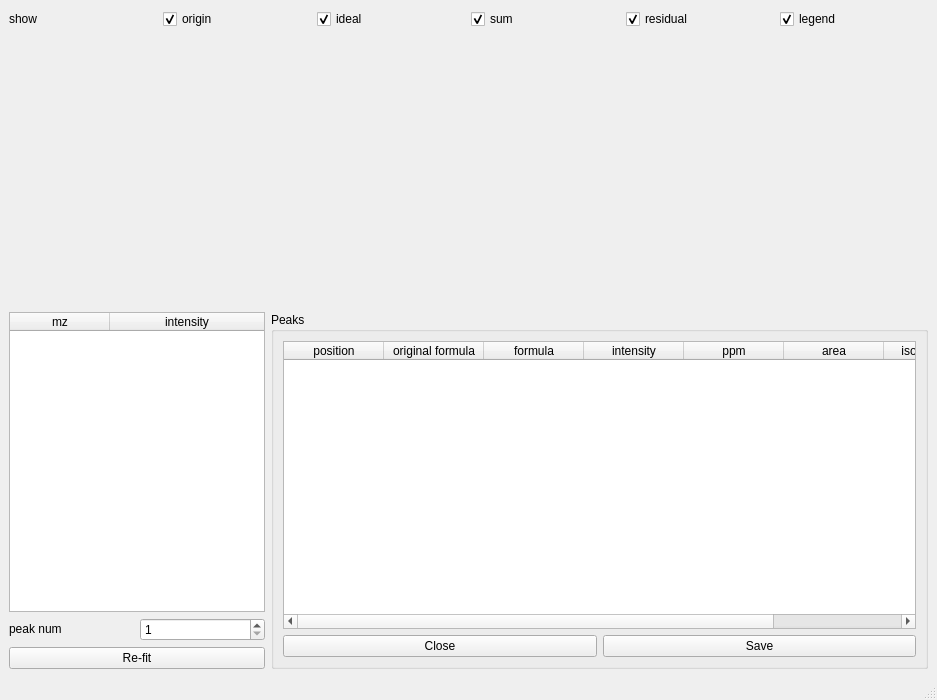
First picture: the form in Orbitool/UI/PeakFitFloat.ui, repository liyihc/Orbitool, before the edit.
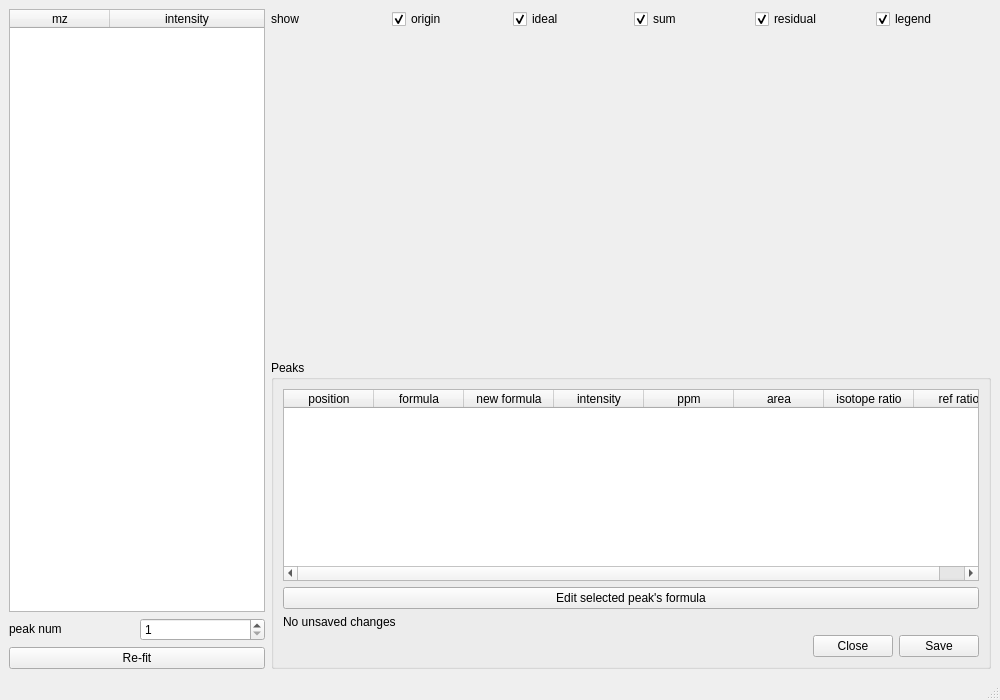
Second picture: the form after the edit.

Commit message: rework the peak-fit and formula result windows

Patch:
```diff
--- a/Orbitool/UI/PeakFitFloat.ui
+++ b/Orbitool/UI/PeakFitFloat.ui
@@ -6,13 +6,13 @@
    <rect>
     <x>0</x>
     <y>0</y>
-    <width>937</width>
+    <width>1000</width>
     <height>700</height>
    </rect>
   </property>
   <property name="minimumSize">
    <size>
-    <width>400</width>
+    <width>700</width>
     <height>500</height>
    </size>
   </property>
@@ -20,7 +20,97 @@
    <string>Peak Fit</string>
   </property>
   <widget class="QWidget" name="centralwidget">
-   <layout class="QVBoxLayout" name="verticalLayout">
+   <layout class="QHBoxLayout" name="horizontalLayout_12">
+    <item>
+     <layout class="QVBoxLayout" name="verticalLayout_4">
+      <item>
+       <widget class="QTableWidget" name="intensityTableWidget">
+        <property name="sizePolicy">
+         <sizepolicy hsizetype="Preferred" vsizetype="Expanding">
+          <horstretch>0</horstretch>
+          <verstretch>1</verstretch>
+         </sizepolicy>
+        </property>
+        <property name="minimumSize">
+         <size>
+          <width>220</width>
+          <height>220</height>
+         </size>
+        </property>
+        <property name="editTriggers">
+         <set>QAbstractItemView::NoEditTriggers</set>
+        </property>
+        <property name="verticalScrollMode">
+         <enum>QAbstractItemView::ScrollPerPixel</enum>
+        </property>
+        <property name="horizontalScrollMode">
+         <enum>QAbstractItemView::ScrollPerPixel</enum>
+        </property>
+        <attribute name="horizontalHeaderStretchLastSection">
+         <bool>true</bool>
+        </attribute>
+        <column>
+         <property name="text">
+          <string>mz</string>
+         </property>
+        </column>
+        <column>
+         <property name="text">
+          <string>intensity</string>
+         </property>
+        </column>
+       </widget>
+      </item>
+      <item>
+       <layout class="QHBoxLayout" name="horizontalLayout_15">
+        <item>
+         <widget class="QLabel" name="label_13">
+          <property name="sizePolicy">
+           <sizepolicy hsizetype="Preferred" vsizetype="Maximum">
+            <horstretch>0</horstretch>
+            <verstretch>0</verstretch>
+           </sizepolicy>
+          </property>
+          <property name="text">
+           <string>peak num</string>
+          </property>
+         </widget>
+        </item>
+        <item>
+         <widget class="QSpinBox" name="spinBox">
+          <property name="sizePolicy">
+           <sizepolicy hsizetype="Preferred" vsizetype="Fixed">
+            <horstretch>0</horstretch>
+            <verstretch>0</verstretch>
+           </sizepolicy>
+          </property>
+          <property name="minimum">
+           <number>1</number>
+          </property>
+          <property name="maximum">
+           <number>20</number>
+          </property>
+         </widget>
+        </item>
+       </layout>
+      </item>
+      <item>
+       <widget class="QPushButton" name="refitPushButton">
+        <property name="sizePolicy">
+         <sizepolicy hsizetype="Preferred" vsizetype="Fixed">
+          <horstretch>0</horstretch>
+          <verstretch>0</verstretch>
+         </sizepolicy>
+        </property>
+        <property name="text">
+         <string>Re-fit</string>
+        </property>
+       </widget>
+      </item>
+     </layout>
+    </item>
+    <item>
+     <layout class="QVBoxLayout" name="verticalLayout_2">
     <item>
      <layout class="QHBoxLayout" name="horizontalLayout_10">
       <property name="sizeConstraint">
@@ -89,8 +179,8 @@
      <widget class="QWidget" name="widget" native="true">
       <property name="sizePolicy">
        <sizepolicy hsizetype="Expanding" vsizetype="Expanding">
-        <horstretch>0</horstretch>
-        <verstretch>0</verstretch>
+          <horstretch>1</horstretch>
+          <verstretch>1</verstretch>
        </sizepolicy>
       </property>
       <property name="minimumSize">
@@ -102,96 +192,6 @@
      </widget>
     </item>
     <item>
-     <layout class="QHBoxLayout" name="horizontalLayout_12">
-      <item>
-       <layout class="QVBoxLayout" name="verticalLayout_4">
-        <item>
-         <widget class="QTableWidget" name="intensityTableWidget">
-          <property name="sizePolicy">
-           <sizepolicy hsizetype="Preferred" vsizetype="Preferred">
-            <horstretch>0</horstretch>
-            <verstretch>0</verstretch>
-           </sizepolicy>
-          </property>
-          <property name="minimumSize">
-           <size>
-            <width>200</width>
-            <height>300</height>
-           </size>
-          </property>
-          <property name="editTriggers">
-           <set>QAbstractItemView::NoEditTriggers</set>
-          </property>
-          <property name="verticalScrollMode">
-           <enum>QAbstractItemView::ScrollPerPixel</enum>
-          </property>
-          <property name="horizontalScrollMode">
-           <enum>QAbstractItemView::ScrollPerPixel</enum>
-          </property>
-          <attribute name="horizontalHeaderStretchLastSection">
-           <bool>true</bool>
-          </attribute>
-          <column>
-           <property name="text">
-            <string>mz</string>
-           </property>
-          </column>
-          <column>
-           <property name="text">
-            <string>intensity</string>
-           </property>
-          </column>
-         </widget>
-        </item>
-        <item>
-         <layout class="QHBoxLayout" name="horizontalLayout_15">
-          <item>
-           <widget class="QLabel" name="label_13">
-            <property name="sizePolicy">
-             <sizepolicy hsizetype="Preferred" vsizetype="Maximum">
-              <horstretch>0</horstretch>
-              <verstretch>0</verstretch>
-             </sizepolicy>
-            </property>
-            <property name="text">
-             <string>peak num</string>
-            </property>
-           </widget>
-          </item>
-          <item>
-           <widget class="QSpinBox" name="spinBox">
-            <property name="sizePolicy">
-             <sizepolicy hsizetype="Preferred" vsizetype="Fixed">
-              <horstretch>0</horstretch>
-              <verstretch>0</verstretch>
-             </sizepolicy>
-            </property>
-            <property name="minimum">
-             <number>1</number>
-            </property>
-            <property name="maximum">
-             <number>20</number>
-            </property>
-           </widget>
-          </item>
-         </layout>
-        </item>
-        <item>
-         <widget class="QPushButton" name="refitPushButton">
-          <property name="sizePolicy">
-           <sizepolicy hsizetype="Preferred" vsizetype="Fixed">
-            <horstretch>0</horstretch>
-            <verstretch>0</verstretch>
-           </sizepolicy>
-          </property>
-          <property name="text">
-           <string>Re-fit</string>
-          </property>
-         </widget>
-        </item>
-       </layout>
-      </item>
-      <item>
        <widget class="QGroupBox" name="groupBox_2">
         <property name="title">
          <string>Peaks</string>
@@ -208,7 +208,7 @@
            <property name="minimumSize">
             <size>
              <width>0</width>
-             <height>280</height>
+             <height>180</height>
             </size>
            </property>
            <property name="editTriggers">
@@ -221,10 +221,10 @@
             <enum>QAbstractItemView::ScrollPerPixel</enum>
            </property>
            <attribute name="horizontalHeaderDefaultSectionSize">
-            <number>100</number>
+            <number>90</number>
            </attribute>
            <attribute name="horizontalHeaderMinimumSectionSize">
-            <number>70</number>
+            <number>60</number>
            </attribute>
            <attribute name="horizontalHeaderStretchLastSection">
             <bool>true</bool>
@@ -234,16 +234,16 @@
              <string>position</string>
             </property>
            </column>
-           <column>
-            <property name="text">
-             <string>original formula</string>
-            </property>
-           </column>
            <column>
             <property name="text">
              <string>formula</string>
             </property>
            </column>
+           <column>
+            <property name="text">
+             <string>new formula</string>
+            </property>
+           </column>
            <column>
             <property name="text">
              <string>intensity</string>
@@ -271,8 +271,50 @@
            </column>
           </widget>
          </item>
+         <item>
+          <widget class="QPushButton" name="editSelectedPushButton">
+           <property name="sizePolicy">
+            <sizepolicy hsizetype="Preferred" vsizetype="Fixed">
+             <horstretch>0</horstretch>
+             <verstretch>0</verstretch>
+            </sizepolicy>
+           </property>
+           <property name="toolTip">
+            <string>Double-clicking the row also triggers this action.</string>
+           </property>
+           <property name="text">
+            <string>Edit selected peak's formula</string>
+           </property>
+          </widget>
+         </item>
+         <item>
+          <widget class="QLabel" name="summaryLabel">
+           <property name="sizePolicy">
+            <sizepolicy hsizetype="Preferred" vsizetype="Fixed">
+             <horstretch>0</horstretch>
+             <verstretch>0</verstretch>
+            </sizepolicy>
+           </property>
+           <property name="text">
+            <string>No unsaved changes</string>
+           </property>
+          </widget>
+         </item>
          <item>
           <layout class="QHBoxLayout" name="horizontalLayout">
+           <item>
+            <spacer name="horizontalSpacer">
+             <property name="orientation">
+              <enum>Qt::Horizontal</enum>
+             </property>
+             <property name="sizeHint" stdset="0">
+              <size>
+               <width>40</width>
+               <height>20</height>
+              </size>
+             </property>
+            </spacer>
+           </item>
            <item>
             <widget class="QPushButton" name="closePushButton">
              <property name="sizePolicy">
```
Left out of the diff: 8 changed lines with no effect on the pictures. Lines whose indentation alone changed are shown as unchanged. The commit also changes 19 other files.
